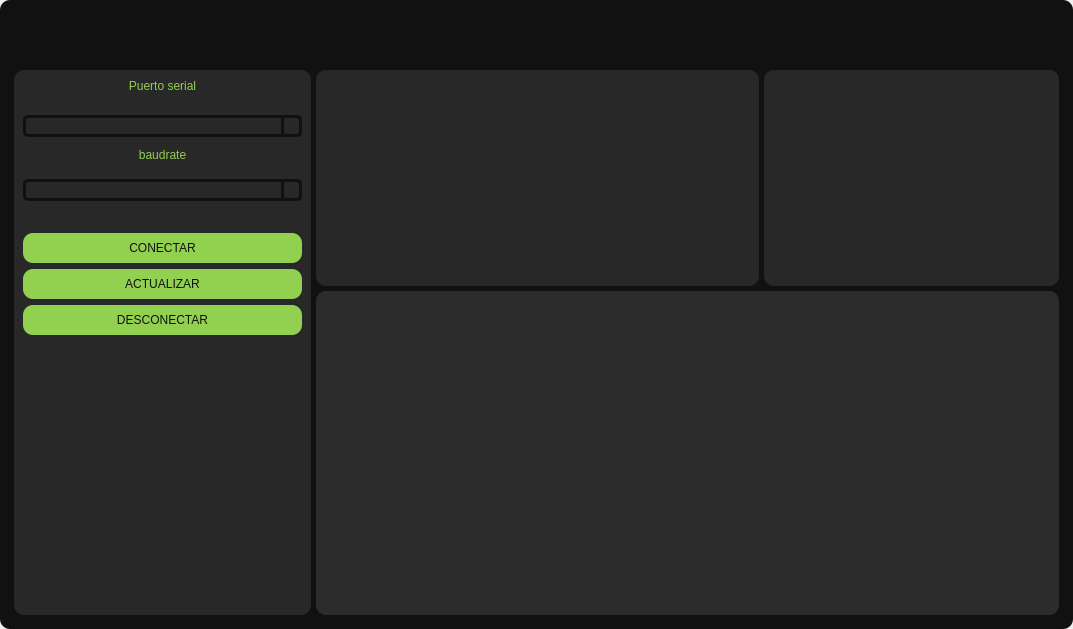
Before: the Qt Designer form Design.ui in victor456472/HMI-Enose, drawn with Qt 5.
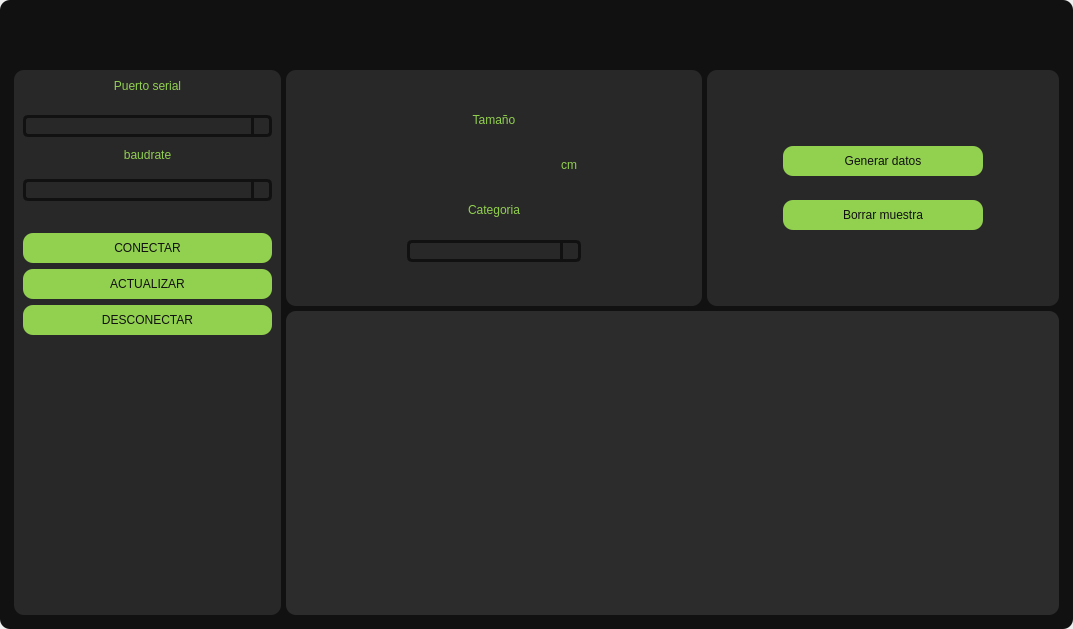
After: the same form once the commit is applied. Icons and pictures are not drawn.

Commit message: añadiendo campos

What changed in the file:
```diff
--- a/Design.ui
+++ b/Design.ui
@@ -506,7 +506,7 @@
             <item>
              <layout class="QVBoxLayout" name="verticalLayout_3" stretch="2,3">
               <item>
-               <layout class="QHBoxLayout" name="horizontalLayout_2" stretch="3,2">
+               <layout class="QHBoxLayout" name="horizontalLayout_2" stretch="3,3">
                 <property name="leftMargin">
                  <number>0</number>
                 </property>
@@ -522,6 +522,288 @@
                   <property name="frameShadow">
                    <enum>QFrame::Raised</enum>
                   </property>
+                  <layout class="QVBoxLayout" name="verticalLayout_10">
+                   <item>
+                    <spacer name="verticalSpacer_4">
+                     <property name="orientation">
+                      <enum>Qt::Vertical</enum>
+                     </property>
+                     <property name="sizeHint" stdset="0">
+                      <size>
+                       <width>20</width>
+                       <height>40</height>
+                      </size>
+                     </property>
+                    </spacer>
+                   </item>
+                   <item>
+                    <widget class="QLabel" name="label_3">
+                     <property name="minimumSize">
+                      <size>
+                       <width>0</width>
+                       <height>30</height>
+                      </size>
+                     </property>
+                     <property name="maximumSize">
+                      <size>
+                       <width>16777215</width>
+                       <height>30</height>
+                      </size>
+                     </property>
+                     <property name="styleSheet">
+                      <string notr="true">color: rgb(146,208,80);
+font:87 12pt &quot;cooper black&quot;</string>
+                     </property>
+                     <property name="text">
+                      <string>Tamaño</string>
+                     </property>
+                     <property name="alignment">
+                      <set>Qt::AlignCenter</set>
+                     </property>
+                    </widget>
+                   </item>
+                   <item>
+                    <widget class="QFrame" name="frame_11">
+                     <property name="sizePolicy">
+                      <sizepolicy hsizetype="Preferred" vsizetype="Preferred">
+                       <horstretch>0</horstretch>
+                       <verstretch>0</verstretch>
+                      </sizepolicy>
+                     </property>
+                     <property name="maximumSize">
+                      <size>
+                       <width>16777215</width>
+                       <height>60</height>
+                      </size>
+                     </property>
+                     <property name="frameShape">
+                      <enum>QFrame::StyledPanel</enum>
+                     </property>
+                     <property name="frameShadow">
+                      <enum>QFrame::Raised</enum>
+                     </property>
+                     <layout class="QHBoxLayout" name="horizontalLayout_5">
+                      <item>
+                       <spacer name="horizontalSpacer_2">
+                        <property name="orientation">
+                         <enum>Qt::Horizontal</enum>
+                        </property>
+                        <property name="sizeType">
+                         <enum>QSizePolicy::MinimumExpanding</enum>
+                        </property>
+                        <property name="sizeHint" stdset="0">
+                         <size>
+                          <width>100</width>
+                          <height>20</height>
+                         </size>
+                        </property>
+                       </spacer>
+                      </item>
+                      <item>
+                       <widget class="QLineEdit" name="lineEdit_tamano">
+                        <property name="minimumSize">
+                         <size>
+                          <width>144</width>
+                          <height>30</height>
+                         </size>
+                        </property>
+                        <property name="maximumSize">
+                         <size>
+                          <width>144</width>
+                          <height>16777215</height>
+                         </size>
+                        </property>
+                        <property name="styleSheet">
+                         <string notr="true">QLineEdit{
+	background-color:rgb(17,17,17);
+	border: 3px solid #92d050;
+	border-radius:5px;
+	min-width:6em;
+	color:rgb(255,208,80);
+	font:87 15pt &quot;cooper black&quot;;
+}
+
+146,208,80</string>
+                        </property>
+                        <property name="alignment">
+                         <set>Qt::AlignCenter</set>
+                        </property>
+                       </widget>
+                      </item>
+                      <item>
+                       <widget class="QLabel" name="label_5">
+                        <property name="minimumSize">
+                         <size>
+                          <width>30</width>
+                          <height>30</height>
+                         </size>
+                        </property>
+                        <property name="maximumSize">
+                         <size>
+                          <width>40</width>
+                          <height>16777215</height>
+                         </size>
+                        </property>
+                        <property name="styleSheet">
+                         <string notr="true">color: rgb(146,208,80);
+font:87 12pt &quot;cooper black&quot;</string>
+                        </property>
+                        <property name="text">
+                         <string>cm</string>
+                        </property>
+                        <property name="alignment">
+                         <set>Qt::AlignCenter</set>
+                        </property>
+                       </widget>
+                      </item>
+                      <item>
+                       <spacer name="horizontalSpacer_3">
+                        <property name="orientation">
+                         <enum>Qt::Horizontal</enum>
+                        </property>
+                        <property name="sizeType">
+                         <enum>QSizePolicy::MinimumExpanding</enum>
+                        </property>
+                        <property name="sizeHint" stdset="0">
+                         <size>
+                          <width>100</width>
+                          <height>20</height>
+                         </size>
+                        </property>
+                       </spacer>
+                      </item>
+                     </layout>
+                    </widget>
+                   </item>
+                   <item>
+                    <widget class="QLabel" name="label_4">
+                     <property name="minimumSize">
+                      <size>
+                       <width>0</width>
+                       <height>30</height>
+                      </size>
+                     </property>
+                     <property name="maximumSize">
+                      <size>
+                       <width>16777215</width>
+                       <height>30</height>
+                      </size>
+                     </property>
+                     <property name="styleSheet">
+                      <string notr="true">color: rgb(146,208,80);
+font:87 12pt &quot;cooper black&quot;</string>
+                     </property>
+                     <property name="text">
+                      <string>Categoria</string>
+                     </property>
+                     <property name="alignment">
+                      <set>Qt::AlignCenter</set>
+                     </property>
+                    </widget>
+                   </item>
+                   <item>
+                    <widget class="QFrame" name="frame_12">
+                     <property name="frameShape">
+                      <enum>QFrame::StyledPanel</enum>
+                     </property>
+                     <property name="frameShadow">
+                      <enum>QFrame::Raised</enum>
+                     </property>
+                     <layout class="QHBoxLayout" name="horizontalLayout_6">
+                      <item>
+                       <spacer name="horizontalSpacer_4">
+                        <property name="orientation">
+                         <enum>Qt::Horizontal</enum>
+                        </property>
+                        <property name="sizeType">
+                         <enum>QSizePolicy::Maximum</enum>
+                        </property>
+                        <property name="sizeHint" stdset="0">
+                         <size>
+                          <width>40</width>
+                          <height>20</height>
+                         </size>
+                        </property>
+                       </spacer>
+                      </item>
+                      <item>
+                       <widget class="QComboBox" name="comboBox_baudrate_2">
+                        <property name="minimumSize">
+                         <size>
+                          <width>174</width>
+                          <height>0</height>
+                         </size>
+                        </property>
+                        <property name="maximumSize">
+                         <size>
+                          <width>174</width>
+                          <height>16777215</height>
+                         </size>
+                        </property>
+                        <property name="styleSheet">
+                         <string notr="true">QComboBox{
+	border: 3px solid #111111;
+	border-radius:5px;
+	min-width:6em;
+	color:rgb(218,0,55);
+	font:87 10pt &quot;cooper black&quot;;
+}
+
+QComboBox::drop-down{
+	subcontrol-origin:padding;
+	subcontrol-position:top right;
+	width: 15px;
+	border-left-width:3px;
+	border-left-color:#111111;
+	border-left-style:solid;
+	border-top-right-radius:4px;
+	border-bottom-right-radius:4px;
+}
+
+QComboBox QAbstractItemView{
+	background: #2c2c2c;
+	selection-background-color: #ff0037;
+	color:#111111;
+}</string>
+                        </property>
+                       </widget>
+                      </item>
+                      <item>
+                       <spacer name="horizontalSpacer_5">
+                        <property name="orientation">
+                         <enum>Qt::Horizontal</enum>
+                        </property>
+                        <property name="sizeType">
+                         <enum>QSizePolicy::Maximum</enum>
+                        </property>
+                        <property name="sizeHint" stdset="0">
+                         <size>
+                          <width>40</width>
+                          <height>20</height>
+                         </size>
+                        </property>
+                       </spacer>
+                      </item>
+                     </layout>
+                    </widget>
+                   </item>
+                   <item>
+                    <spacer name="verticalSpacer_3">
+                     <property name="orientation">
+                      <enum>Qt::Vertical</enum>
+                     </property>
+                     <property name="sizeType">
+                      <enum>QSizePolicy::Expanding</enum>
+                     </property>
+                     <property name="sizeHint" stdset="0">
+                      <size>
+                       <width>20</width>
+                       <height>40</height>
+                      </size>
+                     </property>
+                    </spacer>
+                   </item>
+                  </layout>
                  </widget>
                 </item>
                 <item>
@@ -542,6 +824,205 @@
                   <property name="frameShadow">
                    <enum>QFrame::Raised</enum>
                   </property>
+                  <layout class="QVBoxLayout" name="verticalLayout_5" stretch="0">
+                   <property name="spacing">
+                    <number>9</number>
+                   </property>
+                   <property name="leftMargin">
+                    <number>9</number>
+                   </property>
+                   <property name="topMargin">
+                    <number>9</number>
+                   </property>
+                   <property name="rightMargin">
+                    <number>9</number>
+                   </property>
+                   <property name="bottomMargin">
+                    <number>9</number>
+                   </property>
+                   <item>
+                    <widget class="QFrame" name="frame_14">
+                     <property name="frameShape">
+                      <enum>QFrame::StyledPanel</enum>
+                     </property>
+                     <property name="frameShadow">
+                      <enum>QFrame::Raised</enum>
+                     </property>
+                     <layout class="QHBoxLayout" name="horizontalLayout_7">
+                      <item>
+                       <spacer name="horizontalSpacer_7">
+                        <property name="orientation">
+                         <enum>Qt::Horizontal</enum>
+                        </property>
+                        <property name="sizeType">
+                         <enum>QSizePolicy::MinimumExpanding</enum>
+                        </property>
+                        <property name="sizeHint" stdset="0">
+                         <size>
+                          <width>40</width>
+                          <height>20</height>
+                         </size>
+                        </property>
+                       </spacer>
+                      </item>
+                      <item>
+                       <widget class="QFrame" name="frame_13">
+                        <property name="frameShape">
+                         <enum>QFrame::StyledPanel</enum>
+                        </property>
+                        <property name="frameShadow">
+                         <enum>QFrame::Raised</enum>
+                        </property>
+                        <layout class="QVBoxLayout" name="verticalLayout_11">
+                         <item>
+                          <widget class="QFrame" name="frame_9">
+                           <property name="frameShape">
+                            <enum>QFrame::StyledPanel</enum>
+                           </property>
+                           <property name="frameShadow">
+                            <enum>QFrame::Raised</enum>
+                           </property>
+                           <layout class="QVBoxLayout" name="verticalLayout_9">
+                            <item>
+                             <spacer name="verticalSpacer_2">
+                              <property name="orientation">
+                               <enum>Qt::Vertical</enum>
+                              </property>
+                              <property name="sizeType">
+                               <enum>QSizePolicy::Fixed</enum>
+                              </property>
+                              <property name="sizeHint" stdset="0">
+                               <size>
+                                <width>20</width>
+                                <height>40</height>
+                               </size>
+                              </property>
+                             </spacer>
+                            </item>
+                            <item>
+                             <widget class="QPushButton" name="boton_generar_datos">
+                              <property name="minimumSize">
+                               <size>
+                                <width>200</width>
+                                <height>30</height>
+                               </size>
+                              </property>
+                              <property name="maximumSize">
+                               <size>
+                                <width>267</width>
+                                <height>16777215</height>
+                               </size>
+                              </property>
+                              <property name="styleSheet">
+                               <string notr="true">QPushButton{
+	background-color:rgb(146,208,80);
+	font:87 12pt &quot;cooper black&quot;;
+	color:rgb(17,17,17);
+}
+
+QPushButton:hover{
+	background-color:rgb(17,17,17);
+	font:87 12pt &quot;cooper black&quot;;
+	color:rgb(146,208,80);
+}</string>
+                              </property>
+                              <property name="text">
+                               <string>Generar datos</string>
+                              </property>
+                             </widget>
+                            </item>
+                           </layout>
+                          </widget>
+                         </item>
+                         <item>
+                          <widget class="QFrame" name="frame_10">
+                           <property name="sizePolicy">
+                            <sizepolicy hsizetype="Preferred" vsizetype="Preferred">
+                             <horstretch>0</horstretch>
+                             <verstretch>0</verstretch>
+                            </sizepolicy>
+                           </property>
+                           <property name="frameShape">
+                            <enum>QFrame::StyledPanel</enum>
+                           </property>
+                           <property name="frameShadow">
+                            <enum>QFrame::Raised</enum>
+                           </property>
+                           <layout class="QVBoxLayout" name="verticalLayout_8">
+                            <item>
+                             <widget class="QPushButton" name="boton_borrar_muestra">
+                              <property name="minimumSize">
+                               <size>
+                                <width>140</width>
+                                <height>30</height>
+                               </size>
+                              </property>
+                              <property name="maximumSize">
+                               <size>
+                                <width>267</width>
+                                <height>16777215</height>
+                               </size>
+                              </property>
+                              <property name="styleSheet">
+                               <string notr="true">QPushButton{
+	background-color:rgb(146,208,80);
+	font:87 12pt &quot;cooper black&quot;;
+	color:rgb(17,17,17);
+}
+
+QPushButton:hover{
+	background-color:rgb(17,17,17);
+	font:87 12pt &quot;cooper black&quot;;
+	color:rgb(146,208,80);
+}</string>
+                              </property>
+                              <property name="text">
+                               <string>Borrar muestra</string>
+                              </property>
+                             </widget>
+                            </item>
+                            <item>
+                             <spacer name="verticalSpacer">
+                              <property name="orientation">
+                               <enum>Qt::Vertical</enum>
+                              </property>
+                              <property name="sizeType">
+                               <enum>QSizePolicy::Fixed</enum>
+                              </property>
+                              <property name="sizeHint" stdset="0">
+                               <size>
+                                <width>20</width>
+                                <height>40</height>
+                               </size>
+                              </property>
+                             </spacer>
+                            </item>
+                           </layout>
+                          </widget>
+                         </item>
+                        </layout>
+                       </widget>
+                      </item>
+                      <item>
+                       <spacer name="horizontalSpacer_6">
+                        <property name="orientation">
+                         <enum>Qt::Horizontal</enum>
+                        </property>
+                        <property name="sizeType">
+                         <enum>QSizePolicy::MinimumExpanding</enum>
+                        </property>
+                        <property name="sizeHint" stdset="0">
+                         <size>
+                          <width>40</width>
+                          <height>20</height>
+                         </size>
+                        </property>
+                       </spacer>
+                      </item>
+                     </layout>
+                    </widget>
+                   </item>
+                  </layout>
                  </widget>
                 </item>
                </layout>
```
The commit also changes 1 other file.
